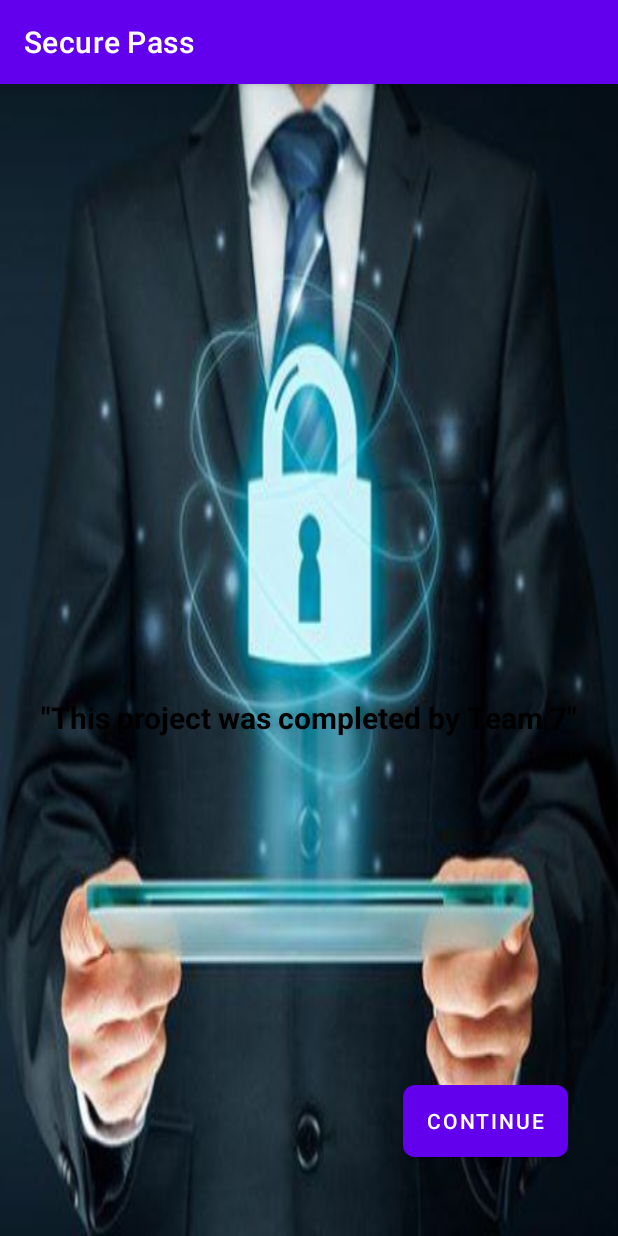
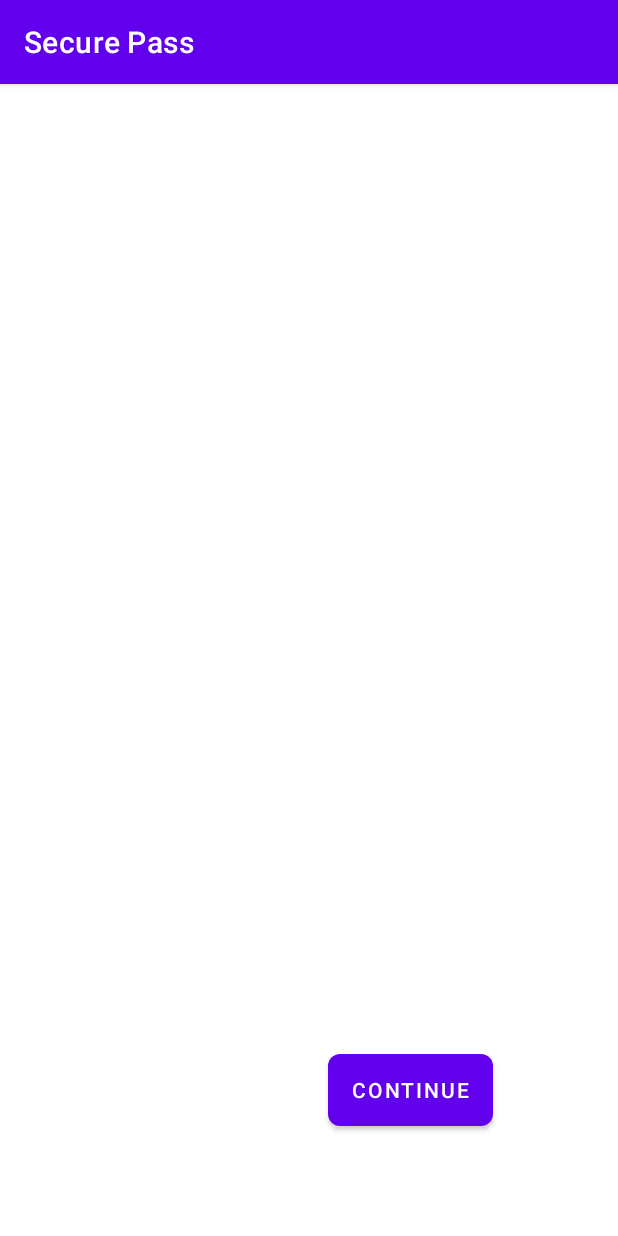
Before and after one commit to rdjirackor/Password_Manager_Android, an Android app: the screen it shows after launch (MainActivity), on a phone screen of 412 x 824 dp. Run offline under Robolectric (Android 15) with nearby library versions, the light colour scheme and no system bars.

Commit message:
Took out some unwanted textviews

```diff
--- a/app/src/main/java/com/example/groupseven/MainActivity.java
+++ b/app/src/main/java/com/example/groupseven/MainActivity.java
@@ -28,9 +28,9 @@ public class MainActivity extends AppCompatActivity {
     protected void onCreate(Bundle savedInstanceState) {
         super.onCreate(savedInstanceState);
         setContentView(R.layout.activity_main);
-        TextView textView = findViewById(R.id.textView);
-        textView.setTextColor(Color.BLACK);
-        textView.setTypeface(null, Typeface.BOLD);
+//        TextView textView = findViewById(R.id.textView);
+//        textView.setTextColor(Color.BLACK);
+//        textView.setTypeface(null, Typeface.BOLD);
 
         //This button below, will on being pressed move to th next pge which is the createAccount page (which doesn't technically create accounts, but I
         //misnamed it and stuck with that cuz im lazy, lol
--- a/app/src/main/res/layout/activity_main.xml
+++ b/app/src/main/res/layout/activity_main.xml
@@ -5,37 +5,31 @@
     xmlns:app="http://schemas.android.com/apk/res-auto"
     android:layout_width="match_parent"
     android:layout_height="match_parent"
-    android:background="@drawable/passman_bg"
+    android:background="@color/white"
     tools:context=".MainActivity">
 
-    <TextView
-        android:id="@+id/textView"
-        android:layout_width="match_parent"
-        android:layout_height="200dp"
-        android:layout_margin="2dp"
-        android:gravity="center"
-        android:text="@string/whoMadeMe"
-        android:textColor="@color/white"
-        android:textSize="20sp"
-        android:textStyle="italic"
+
+    <Button
+        android:id="@+id/Continue"
+        android:layout_width="wrap_content"
+        android:layout_height="wrap_content"
+        android:background="@drawable/background"
+        android:text="Continue"
         app:layout_constraintBottom_toBottomOf="parent"
         app:layout_constraintEnd_toEndOf="parent"
-        app:layout_constraintHorizontal_bias="0.333"
+        app:layout_constraintHorizontal_bias="0.724"
         app:layout_constraintStart_toStartOf="parent"
         app:layout_constraintTop_toTopOf="parent"
-        app:layout_constraintVertical_bias="0.568" />
+        app:layout_constraintVertical_bias="0.898" />
 
-    <Button
-        android:text="Continue"
-        android:layout_width="wrap_content"
-        android:layout_height="wrap_content"
-        android:id="@+id/Continue"
-        android:background="@drawable/background"
-        app:layout_constraintTop_toBottomOf="@+id/textView"
-        app:layout_constraintBottom_toBottomOf="parent"
-        app:layout_constraintStart_toStartOf="parent"
-        app:layout_constraintEnd_toEndOf="parent"
-        app:layout_constraintHorizontal_bias="0.889"
-        app:layout_constraintVertical_bias="0.734"/>
+<!--    <ImageView-->
+<!--        android:id="@+id/imageView"-->
+<!--        android:layout_width="150dp"-->
+<!--        android:layout_height="150dp"-->
+<!--        android:src="@drawable/secure"-->
+<!--        app:layout_constraintTop_toTopOf="parent"-->
+<!--        app:layout_constraintBottom_toTopOf="@+id/Continue"-->
+<!--        app:layout_constraintStart_toStartOf="parent"-->
+<!--        app:layout_constraintEnd_toEndOf="parent" />-->
 
 </androidx.constraintlayout.widget.ConstraintLayout>
```
